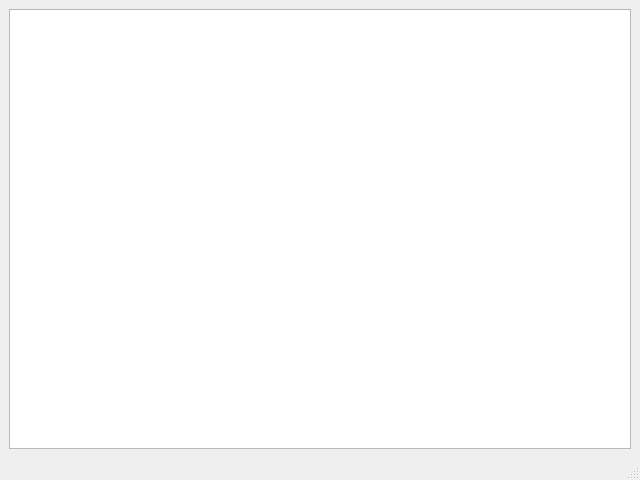
This is UI/Grapher.ui in vkozyrev/Grapher as Qt 5 draws it before an edit. The edited form follows.
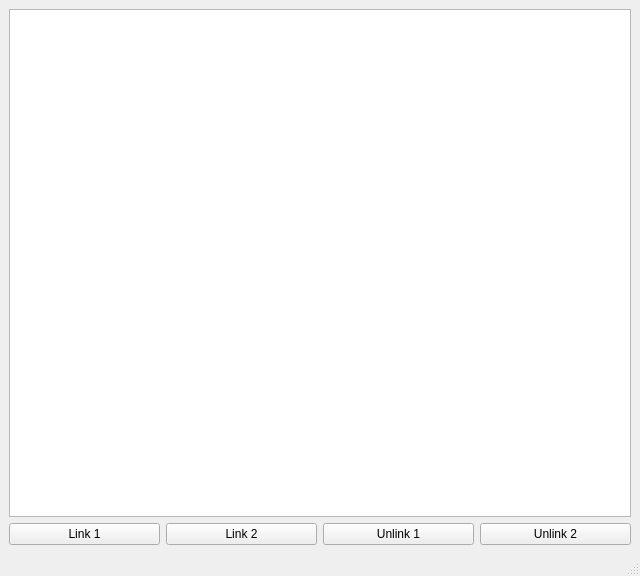
This is the edited form.

Commit message: Added buttons to test links.

The edit to the form file:
```diff
--- a/UI/Grapher.ui
+++ b/UI/Grapher.ui
@@ -7,7 +7,7 @@
     <x>0</x>
     <y>0</y>
     <width>640</width>
-    <height>480</height>
+    <height>576</height>
    </rect>
   </property>
   <property name="windowTitle">
@@ -15,13 +15,45 @@
   </property>
   <widget class="QWidget" name="centralwidget">
    <layout class="QGridLayout" name="gridLayout">
-    <item row="0" column="0">
+    <item row="0" column="1">
      <widget class="QGraphicsView" name="grapherView">
       <property name="enabled">
        <bool>true</bool>
       </property>
      </widget>
     </item>
+    <item row="1" column="1">
+     <layout class="QHBoxLayout" name="horizontalLayout">
+      <item>
+       <widget class="QPushButton" name="linkButton1">
+        <property name="text">
+         <string>Link 1</string>
+        </property>
+       </widget>
+      </item>
+      <item>
+       <widget class="QPushButton" name="linkButton2">
+        <property name="text">
+         <string>Link 2</string>
+        </property>
+       </widget>
+      </item>
+      <item>
+       <widget class="QPushButton" name="unlinkButton1">
+        <property name="text">
+         <string>Unlink 1</string>
+        </property>
+       </widget>
+      </item>
+      <item>
+       <widget class="QPushButton" name="unlinkButton2">
+        <property name="text">
+         <string>Unlink 2</string>
+        </property>
+       </widget>
+      </item>
+     </layout>
+    </item>
    </layout>
   </widget>
   <widget class="QMenuBar" name="menubar">
```
The commit also changes 2 other files.
